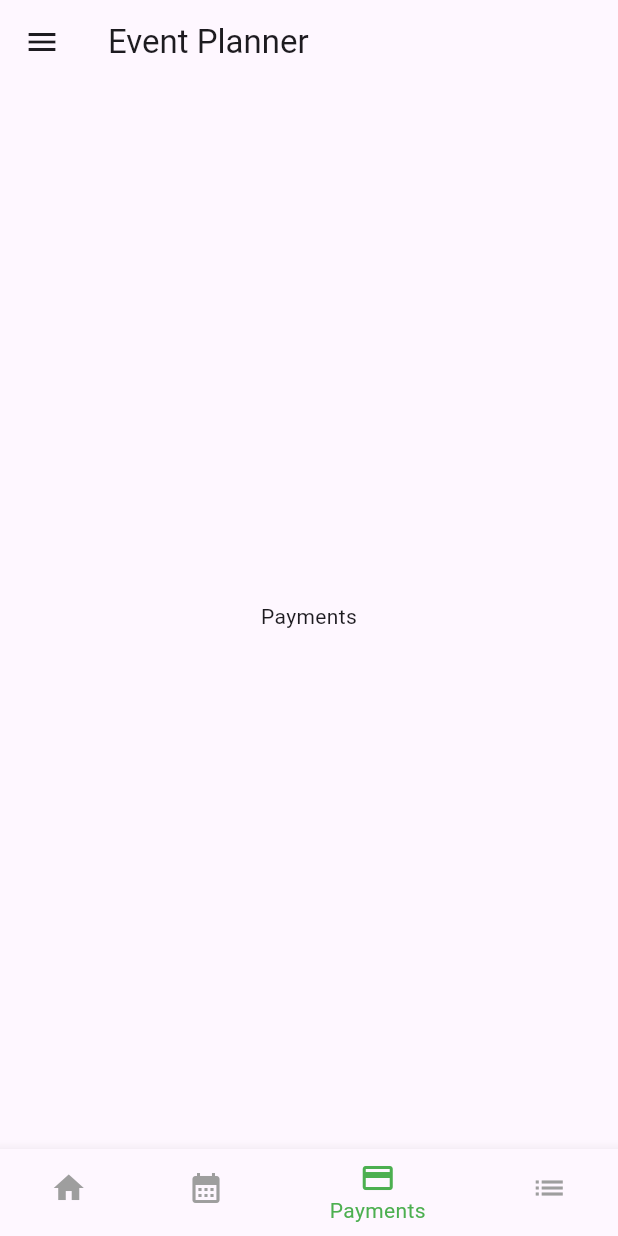
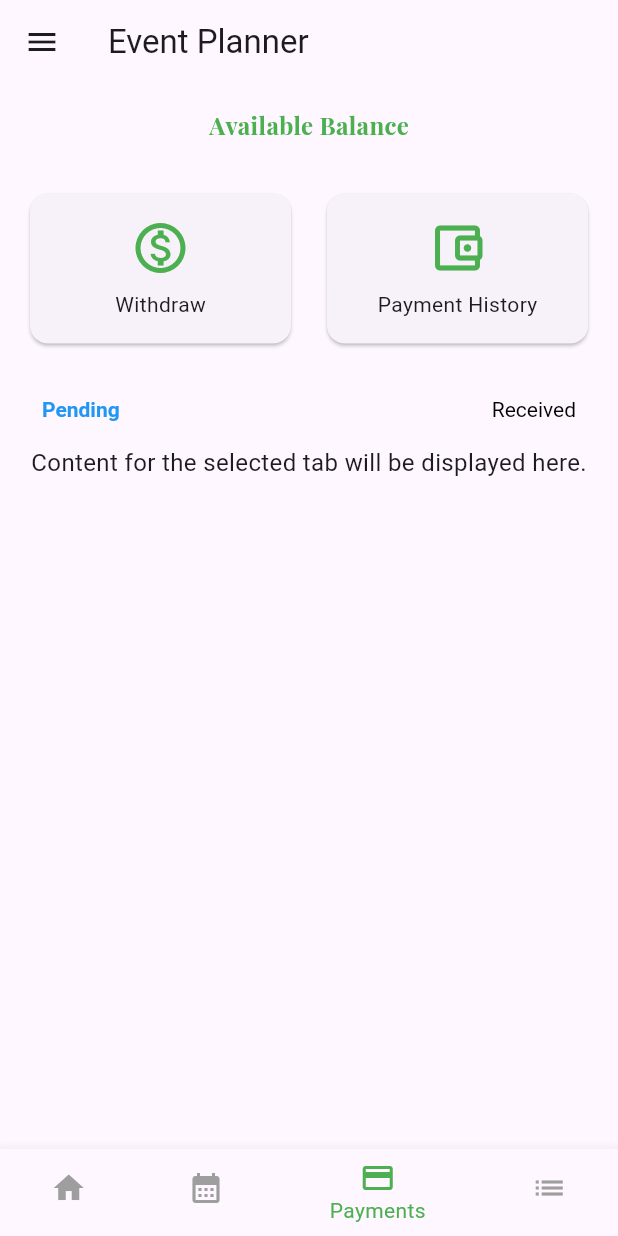
Before and after one commit to RedEyesNCode/Flutter-EventPlanner, a Flutter app: the MyHomePage screen opened directly, item 3 of the bottom bar chosen, on a phone screen of 412 x 824 dp. Run offline on Flutter 3.47's test engine with Material 3 defaults, Android fonts, the phone set to English and light mode, and no system bars.

Commit message:
Update for changes of home screen and other navigation component

```diff
--- a/lib/src/view/screens/myhome_page.dart
+++ b/lib/src/view/screens/myhome_page.dart
@@ -16,7 +16,7 @@ class _MyHomePageState extends State<MyHomePage> {
   static const List<Widget> _screens = [
     HomeScreen(),
     BookingScreen(),
-    PaymentsScreen(),
+    PaymentScreen(),
     CatalogueScreen(),
   ];
 
--- a/lib/src/view/screens/payments_screen.dart
+++ b/lib/src/view/screens/payments_screen.dart
@@ -1,12 +1,97 @@
-import 'package:flutter/cupertino.dart';
 import 'package:flutter/material.dart';
-import 'package:flutter/widgets.dart';
 
-class PaymentsScreen extends StatelessWidget {
-  const PaymentsScreen({super.key});
+class PaymentScreen extends StatelessWidget {
+  const PaymentScreen({super.key});
 
   @override
   Widget build(BuildContext context) {
-    return Center(child: Text('Payments'));
+    return Scaffold(
+
+      body: SafeArea(
+        child: SingleChildScrollView(
+          child: Padding(
+            padding: const EdgeInsets.all(16.0),
+            child: Column(
+              children: <Widget>[
+                // Top section with two cards arranged horizontally
+                Text(
+                  'Available Balance',
+                  textAlign: TextAlign.start,
+                  style: TextStyle(fontSize: 16, color: Colors.green,fontFamily: 'PlayfairDisplay',fontWeight: FontWeight.w700), // Adjust text style
+                ),
+                SizedBox(height: 30,),
+
+
+
+                Row(
+                  mainAxisAlignment: MainAxisAlignment.spaceBetween,
+                  children: <Widget>[
+                    Expanded(
+                      child: Card(
+                        child: Padding(
+                          padding: const EdgeInsets.all(16.0),
+                          child: Column(
+                            mainAxisAlignment: MainAxisAlignment.center,
+                            children: const <Widget>[
+                              Icon(Icons.monetization_on_outlined, size: 40.0, color: Colors.green),
+                              SizedBox(height: 8.0),
+                              Text('Withdraw'),
+                            ],
+                          ),
+                        ),
+                      ),
+                    ),
+                    const SizedBox(width: 16.0), // Add some horizontal space
+                    Expanded(
+                      child: Card(
+                        child: Padding(
+                          padding: const EdgeInsets.all(16.0),
+                          child: Column(
+                            mainAxisAlignment: MainAxisAlignment.center,
+                            children: const <Widget>[
+                              Icon(Icons.account_balance_wallet_outlined, size: 40.0, color: Colors.green),
+                              SizedBox(height: 8.0),
+                              Text('Payment History'),
+                            ],
+                          ),
+                        ),
+                      ),
+                    ),
+                  ],
+                ),
+                const SizedBox(height: 16.0), // Add some vertical space
+
+                // Tab bar for Pending & Received
+                Row(
+                  mainAxisAlignment: MainAxisAlignment.spaceBetween,
+                  children: <Widget>[
+                    TextButton(
+                      onPressed: () => {/* handle Pending tab selection */},
+                      child: const Text('Pending'),
+                      style: TextButton.styleFrom(
+                        foregroundColor: Colors.blue, textStyle: const TextStyle(fontWeight: FontWeight.bold),
+                      ),
+                    ),
+                    TextButton(
+                      onPressed: () => {/* handle Received tab selection */},
+                      child: const Text('Received'),
+                      style: TextButton.styleFrom(
+                        foregroundColor: Colors.black, textStyle: const TextStyle(fontWeight: FontWeight.normal),
+                      ),
+                    ),
+                  ],
+                ),
+
+                // Your content based on the selected tab (replace with your widgets)
+                const Text(
+                  'Content for the selected tab will be displayed here.',
+                  style: TextStyle(fontSize: 16.0),
+                ),
+              ],
+            ),
+          ),
+        ),
+      ),
+    );
   }
 }
```
